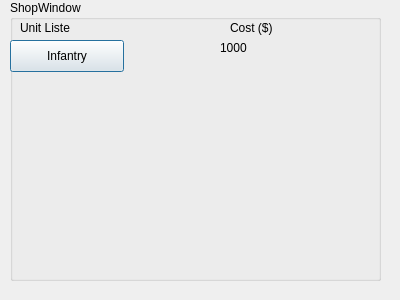
Before: the Qt Designer form shopwindow.ui in andrea3996/super_projet, drawn with Qt 5.
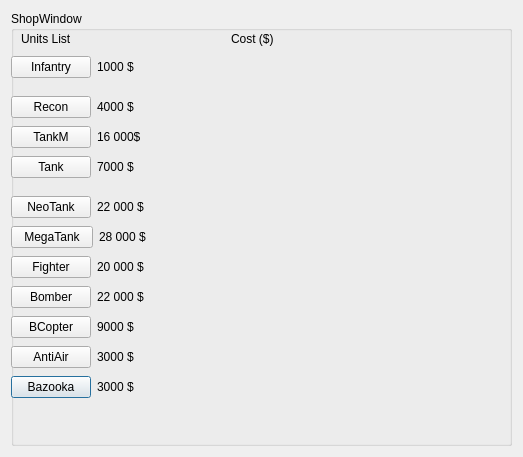
After: the same form once the commit is applied.

Commit message: Mets à jour ShopWindow avec des QPushButton

What changed in the file:
```diff
--- a/shopwindow.ui
+++ b/shopwindow.ui
@@ -6,26 +6,20 @@
    <rect>
     <x>0</x>
     <y>0</y>
-    <width>400</width>
-    <height>300</height>
+    <width>523</width>
+    <height>457</height>
    </rect>
   </property>
   <property name="windowTitle">
    <string>Dialog</string>
   </property>
+  <layout class="QVBoxLayout" name="verticalLayout_3">
+   <item>
   <widget class="QGroupBox" name="groupBox">
-   <property name="geometry">
-    <rect>
-     <x>10</x>
-     <y>0</y>
-     <width>371</width>
-     <height>281</height>
-    </rect>
-   </property>
    <property name="title">
     <string>ShopWindow</string>
    </property>
-   <widget class="QLabel" name="label">
+     <widget class="QLabel" name="label_Units_List">
     <property name="geometry">
      <rect>
       <x>10</x>
@@ -35,10 +29,10 @@
      </rect>
     </property>
     <property name="text">
-     <string>Unit Liste</string>
-    </property>
-   </widget>
-   <widget class="QLabel" name="label_2">
+       <string>Units List</string>
+      </property>
+     </widget>
+     <widget class="QLabel" name="label_Cost">
     <property name="geometry">
      <rect>
       <x>220</x>
@@ -51,33 +45,295 @@
      <string>Cost ($)</string>
     </property>
    </widget>
-   <widget class="QPushButton" name="pushButton">
+     <widget class="QWidget" name="">
+      <property name="geometry">
+       <rect>
+        <x>0</x>
+        <y>360</y>
+        <width>148</width>
+        <height>32</height>
+       </rect>
+      </property>
+      <layout class="QHBoxLayout" name="horizontalLayout_7">
+       <item>
+        <widget class="QPushButton" name="pushButton_Bazooka">
+         <property name="text">
+          <string>Bazooka</string>
+         </property>
+        </widget>
+       </item>
+       <item>
+        <widget class="QLabel" name="label_11">
+         <property name="text">
+          <string>3000 $</string>
+         </property>
+        </widget>
+       </item>
+      </layout>
+     </widget>
+     <widget class="QWidget" name="">
+      <property name="geometry">
+       <rect>
+        <x>0</x>
+        <y>330</y>
+        <width>138</width>
+        <height>32</height>
+       </rect>
+      </property>
+      <layout class="QHBoxLayout" name="horizontalLayout_6">
+       <item>
+        <widget class="QPushButton" name="pushButton_AntiAir">
+         <property name="text">
+          <string>AntiAir</string>
+         </property>
+        </widget>
+       </item>
+       <item>
+        <widget class="QLabel" name="label_10">
+         <property name="text">
+          <string>3000 $</string>
+         </property>
+        </widget>
+       </item>
+      </layout>
+     </widget>
+     <widget class="QWidget" name="">
+      <property name="geometry">
+       <rect>
+        <x>0</x>
+        <y>300</y>
+        <width>147</width>
+        <height>32</height>
+       </rect>
+      </property>
+      <layout class="QHBoxLayout" name="horizontalLayout_5">
+       <item>
+        <widget class="QPushButton" name="pushButton_BCopter">
+         <property name="text">
+          <string>BCopter</string>
+         </property>
+        </widget>
+       </item>
+       <item>
+        <widget class="QLabel" name="label_9">
+         <property name="text">
+          <string>9000 $</string>
+         </property>
+        </widget>
+       </item>
+      </layout>
+     </widget>
+     <widget class="QWidget" name="">
+      <property name="geometry">
+       <rect>
+        <x>0</x>
+        <y>270</y>
+        <width>155</width>
+        <height>32</height>
+       </rect>
+      </property>
+      <layout class="QHBoxLayout" name="horizontalLayout_4">
+       <item>
+        <widget class="QPushButton" name="pushButton_Bomber">
+         <property name="text">
+          <string>Bomber</string>
+         </property>
+        </widget>
+       </item>
+       <item>
+        <widget class="QLabel" name="label_8">
+         <property name="text">
+          <string>22 000 $</string>
+         </property>
+        </widget>
+       </item>
+      </layout>
+     </widget>
+     <widget class="QWidget" name="">
+      <property name="geometry">
+       <rect>
+        <x>0</x>
+        <y>240</y>
+        <width>152</width>
+        <height>32</height>
+       </rect>
+      </property>
+      <layout class="QHBoxLayout" name="horizontalLayout_3">
+       <item>
+        <widget class="QPushButton" name="pushButton_Fighter">
+         <property name="text">
+          <string>Fighter</string>
+         </property>
+        </widget>
+       </item>
+       <item>
+        <widget class="QLabel" name="label_7">
+         <property name="text">
+          <string>20 000 $</string>
+         </property>
+        </widget>
+       </item>
+      </layout>
+     </widget>
+     <widget class="QWidget" name="">
+      <property name="geometry">
+       <rect>
+        <x>0</x>
+        <y>180</y>
+        <width>160</width>
+        <height>32</height>
+       </rect>
+      </property>
+      <layout class="QHBoxLayout" name="horizontalLayout">
+       <item>
+        <widget class="QPushButton" name="pushButton_NeoTank">
+         <property name="text">
+          <string>NeoTank</string>
+         </property>
+        </widget>
+       </item>
+       <item>
+        <widget class="QLabel" name="label_5">
+         <property name="text">
+          <string>22 000 $</string>
+         </property>
+        </widget>
+       </item>
+      </layout>
+     </widget>
+     <widget class="QWidget" name="">
+      <property name="geometry">
+       <rect>
+        <x>0</x>
+        <y>210</y>
+        <width>170</width>
+        <height>32</height>
+       </rect>
+      </property>
+      <layout class="QHBoxLayout" name="horizontalLayout_2">
+       <item>
+        <widget class="QPushButton" name="pushButton_MegaTank">
+         <property name="text">
+          <string>MegaTank</string>
+         </property>
+        </widget>
+       </item>
+       <item>
+        <widget class="QLabel" name="label_6">
+         <property name="text">
+          <string>28 000 $</string>
+         </property>
+        </widget>
+       </item>
+      </layout>
+     </widget>
+     <widget class="QWidget" name="">
     <property name="geometry">
      <rect>
       <x>0</x>
       <y>40</y>
-      <width>114</width>
+        <width>141</width>
       <height>32</height>
      </rect>
     </property>
+      <layout class="QHBoxLayout" name="horizontalLayout_8">
+       <item>
+        <widget class="QPushButton" name="infantryPushButton">
     <property name="text">
      <string>Infantry</string>
     </property>
    </widget>
+       </item>
+       <item>
    <widget class="QLabel" name="label_3">
+         <property name="text">
+          <string>1000 $</string>
+         </property>
+        </widget>
+       </item>
+      </layout>
+     </widget>
+     <widget class="QWidget" name="">
     <property name="geometry">
      <rect>
-      <x>210</x>
-      <y>40</y>
-      <width>59</width>
-      <height>16</height>
-     </rect>
-    </property>
+        <x>0</x>
+        <y>80</y>
+        <width>135</width>
+        <height>32</height>
+       </rect>
+      </property>
+      <layout class="QHBoxLayout" name="horizontalLayout_9">
+       <item>
+        <widget class="QPushButton" name="reconPushButton">
     <property name="text">
-     <string>1000</string>
-    </property>
-   </widget>
-  </widget>
+          <string>Recon</string>
+         </property>
+        </widget>
+       </item>
+       <item>
+        <widget class="QLabel" name="label">
+         <property name="text">
+          <string>4000 $</string>
+         </property>
+        </widget>
+       </item>
+      </layout>
+     </widget>
+     <widget class="QWidget" name="">
+      <property name="geometry">
+       <rect>
+        <x>0</x>
+        <y>110</y>
+        <width>143</width>
+        <height>32</height>
+       </rect>
+      </property>
+      <layout class="QHBoxLayout" name="horizontalLayout_10">
+       <item>
+        <widget class="QPushButton" name="pushButton_TankM">
+         <property name="text">
+          <string>TankM</string>
+         </property>
+        </widget>
+       </item>
+       <item>
+        <widget class="QLabel" name="label_2">
+         <property name="text">
+          <string>16 000$</string>
+         </property>
+        </widget>
+       </item>
+      </layout>
+     </widget>
+     <widget class="QWidget" name="">
+      <property name="geometry">
+       <rect>
+        <x>0</x>
+        <y>140</y>
+        <width>124</width>
+        <height>32</height>
+       </rect>
+      </property>
+      <layout class="QHBoxLayout" name="horizontalLayout_11">
+       <item>
+        <widget class="QPushButton" name="pushButton_Tank">
+         <property name="text">
+          <string>Tank</string>
+         </property>
+        </widget>
+       </item>
+       <item>
+        <widget class="QLabel" name="label_4">
+         <property name="text">
+          <string>7000 $</string>
+         </property>
+        </widget>
+       </item>
+      </layout>
+     </widget>
+    </widget>
+   </item>
+  </layout>
  </widget>
  <resources/>
  <connections/>
```
Lines whose indentation alone changed are shown as unchanged. The commit also changes 7 other files.
